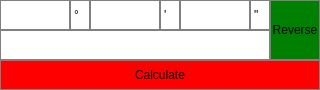
Qt form src/mainwindow.ui (codhyg/dmstodeg) before a commit.
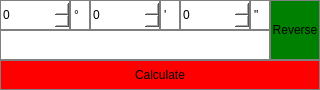
The same form after that commit.

Commit message: fix spinBoxes instead of QLineEdits

Diff of the .ui file:
```diff
--- a/src/mainwindow.ui
+++ b/src/mainwindow.ui
@@ -32,78 +32,6 @@
    <string>DMS to DEG</string>
   </property>
   <widget class="QWidget" name="centralwidget">
-   <widget class="QLineEdit" name="dmsDegField">
-    <property name="geometry">
-     <rect>
-      <x>0</x>
-      <y>0</y>
-      <width>70</width>
-      <height>30</height>
-     </rect>
-    </property>
-    <property name="toolTip">
-     <string>&lt;html&gt;&lt;head/&gt;&lt;body&gt;&lt;p&gt;Degrees&lt;/p&gt;&lt;p&gt;&lt;br/&gt;&lt;/p&gt;&lt;/body&gt;&lt;/html&gt;</string>
-    </property>
-    <property name="styleSheet">
-     <string notr="true">QLineEdit {
-	qproperty-alignment: 'AlignVCenter | AlignRight';
-	border: 1px solid gray;
-	background-color: white;
-}
-</string>
-    </property>
-    <property name="maxLength">
-     <number>3</number>
-    </property>
-   </widget>
-   <widget class="QLineEdit" name="dmsMinutesField">
-    <property name="geometry">
-     <rect>
-      <x>90</x>
-      <y>0</y>
-      <width>70</width>
-      <height>30</height>
-     </rect>
-    </property>
-    <property name="toolTip">
-     <string>&lt;html&gt;&lt;head/&gt;&lt;body&gt;&lt;p&gt;Minutes&lt;/p&gt;&lt;/body&gt;&lt;/html&gt;</string>
-    </property>
-    <property name="styleSheet">
-     <string notr="true">QLineEdit {
-	qproperty-alignment: 'AlignVCenter | AlignRight';
-	border: 1px solid gray;
-	background-color: white;
-}
-</string>
-    </property>
-    <property name="maxLength">
-     <number>3</number>
-    </property>
-   </widget>
-   <widget class="QLineEdit" name="dmsSecondsField">
-    <property name="geometry">
-     <rect>
-      <x>180</x>
-      <y>0</y>
-      <width>70</width>
-      <height>30</height>
-     </rect>
-    </property>
-    <property name="toolTip">
-     <string>&lt;html&gt;&lt;head/&gt;&lt;body&gt;&lt;p&gt;Seconds&lt;/p&gt;&lt;/body&gt;&lt;/html&gt;</string>
-    </property>
-    <property name="styleSheet">
-     <string notr="true">QLineEdit {
-	qproperty-alignment: 'AlignVCenter | AlignRight';
-	border: 1px solid gray;
-	background-color: white;
-}
-</string>
-    </property>
-    <property name="maxLength">
-     <number>3</number>
-    </property>
-   </widget>
    <widget class="QLineEdit" name="degField">
     <property name="geometry">
      <rect>
@@ -245,6 +173,72 @@
      <string>&quot;</string>
     </property>
    </widget>
+   <widget class="QSpinBox" name="spinBoxDeg">
+    <property name="geometry">
+     <rect>
+      <x>0</x>
+      <y>0</y>
+      <width>70</width>
+      <height>30</height>
+     </rect>
+    </property>
+    <property name="styleSheet">
+     <string notr="true">QSpinBox {
+	qproperty-alignment: 'AlignVCenter | AlignRight';
+	border: 1px solid gray;
+	background-color: white;
+	color:  black;
+}
+</string>
+    </property>
+    <property name="maximum">
+     <number>359</number>
+    </property>
+   </widget>
+   <widget class="QSpinBox" name="spinBoxMin">
+    <property name="geometry">
+     <rect>
+      <x>90</x>
+      <y>0</y>
+      <width>70</width>
+      <height>30</height>
+     </rect>
+    </property>
+    <property name="styleSheet">
+     <string notr="true">QSpinBox {
+	qproperty-alignment: 'AlignVCenter | AlignRight';
+	border: 1px solid gray;
+	background-color: white;
+	color: black;
+}
+</string>
+    </property>
+    <property name="maximum">
+     <number>59</number>
+    </property>
+   </widget>
+   <widget class="QSpinBox" name="spinBoxSec">
+    <property name="geometry">
+     <rect>
+      <x>180</x>
+      <y>0</y>
+      <width>70</width>
+      <height>30</height>
+     </rect>
+    </property>
+    <property name="styleSheet">
+     <string notr="true">QSpinBox {
+	qproperty-alignment: 'AlignVCenter | AlignRight';
+	border: 1px solid gray;
+	background-color: white;
+	color: black;
+}
+</string>
+    </property>
+    <property name="maximum">
+     <number>59</number>
+    </property>
+   </widget>
   </widget>
  </widget>
  <resources/>
```
Left out of the diff: 1 changed line with no effect on the pictures. The commit also changes 2 other files.
